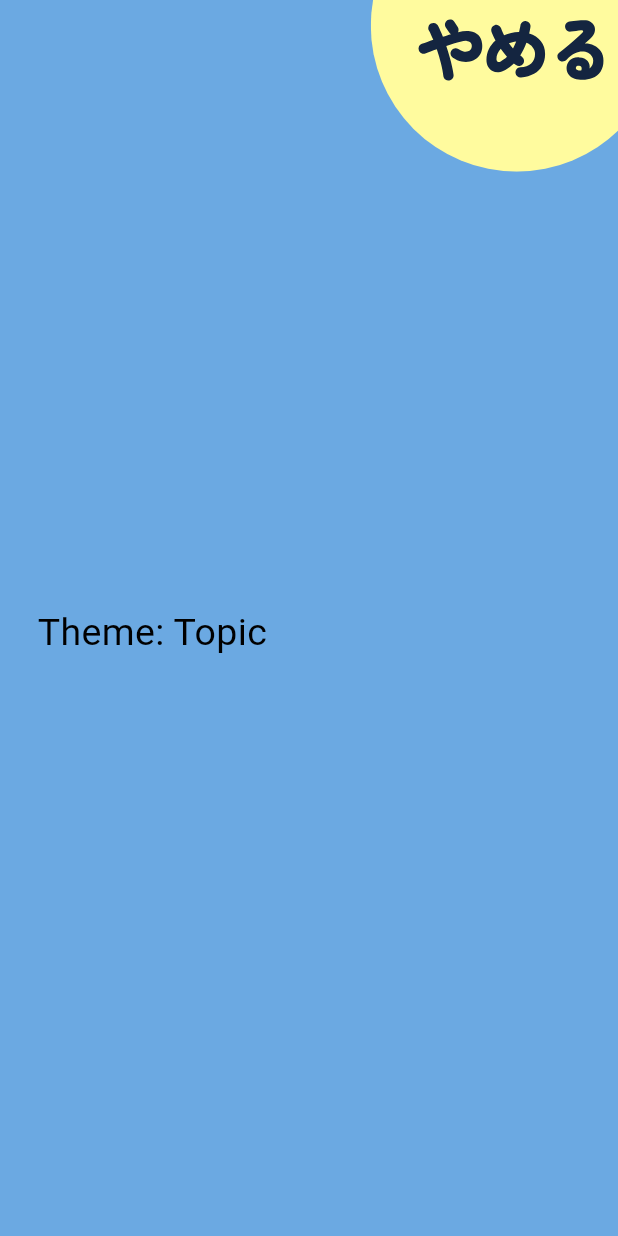
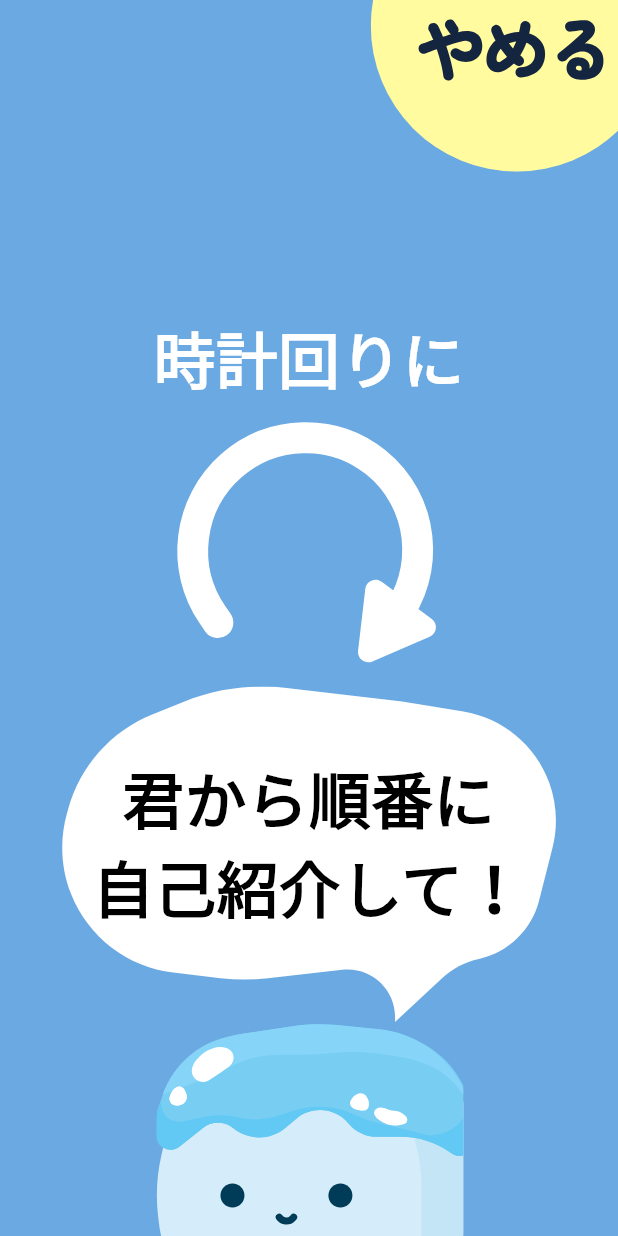
Before and after one commit to Tokeice/app, a Flutter app: the IceBreak screen opened directly, on a phone screen of 412 x 824 dp. Run offline on Flutter 3.47's test engine with Material 3 defaults, Android fonts, the phone set to English and light mode, and no system bars; our stand-ins replace flutter_svg, permission_handler; missing offline and left inert: noise_meter; Roboto replaces fonts that are missing (Zen Maru Gothic).

Commit message:
#10 add: 自己紹介画面のレイアウトの作成

```diff
--- a/lib/ice_break.dart
+++ b/lib/ice_break.dart
@@ -154,33 +154,99 @@ class _IceBreakState extends State<IceBreak> {
     );
   }
 
+  Container selfIntroArrow(double screenWidth) {
+    return Container(
+        // alignment: Alignment.center,
+        child: Column(
+          children: [
+            Text(
+              '時計回りに',
+              style: TextStyle(
+                  fontWeight: FontWeight.bold,
+                  fontSize: screenWidth * 0.1,
+                  color: Colors.white),
+            ),
+            Container(
+              child: SvgPicture.asset(
+                'images/arrow_self_introduction.svg',
+                width: screenWidth * 0.5,
+              ),
+            ),
+          ],
+        ));
+  }
+
+  Container selfIntroCharactor(double screenWidth) {
+    double speechWidth = screenWidth * 0.8;
+    double characterWidth = screenWidth * 0.5;
+    return Container(
+        child: Column(
+          children: [
+            Stack(
+              alignment: Alignment.center,
+              children: [
+                Container(
+                  child: SvgPicture.asset(
+                    'images/speech_bubble_vertical_screen.svg',
+                    width: speechWidth,
+                  ),
+                ),
+                Container(
+                  padding: EdgeInsets.only(bottom: speechWidth * 0.05),
+                  width: speechWidth,
+                  child: Text(
+                    '君から順番に\n自己紹介して！',
+                    textAlign: TextAlign.center,
+                    style: TextStyle(
+                        fontWeight: FontWeight.bold,
+                        fontSize: screenWidth * 0.1,
+                        color: Colors.black),
+                  ),
+                )
+              ],
+            ),
+            Container(
+                  child: SvgPicture.asset(
+                    'images/character_normal_upper_half.svg',
+                    width: characterWidth,
+                  ),
+                ),
+          ],
+        ));
+  }
+
   @override
   Widget build(BuildContext context) {
     double screenWidth = MediaQuery.of(context).size.width;
     return Scaffold(
-      body: Center(
-          child: Stack(
+      body: Stack(
         children: [
           Align(
               alignment: Alignment.topRight,
               child: changeEndBottun(screenWidth)),
-          Column(
-            mainAxisAlignment: MainAxisAlignment.center,
-            children: [
-              Container(
-                margin: EdgeInsets.all(25),
-                child: Column(children: [
-                  Container(
-                    child: Text('Theme: $theme',
-                        style: TextStyle(fontSize: 25, color: Colors.black)),
-                    margin: EdgeInsets.only(top: 20),
-                  ),
-                ]),
+          Container(
+            child: Align(
+              alignment: Alignment.bottomCenter,
+              child: Column(
+                mainAxisAlignment: MainAxisAlignment.end,
+                children: [
+                  // margin: EdgeInsets.all(25),
+                  // child: selfIntro(screenWidth),
+                  // child: Column(children: [
+                  // Container(
+                  //   child: Text('Theme: $theme',
+                  //       style: TextStyle(fontSize: 25, color: Colors.black)),
+                  //   margin: EdgeInsets.only(top: 20),
+                  // ),
+                  // ]),
+                  selfIntroArrow(screenWidth),
+                  selfIntroCharactor(screenWidth),
+                ],
               ),
-            ],
-          ),
+            )
+          )
         ],
-      )),
+      ),
       backgroundColor: changeBackground(),
     );
   }
```
Also changed, not shown: images/arrow_self_introduction.svg (added), images/character_normal_upper_half.svg (added), images/speech_bubble_vertical_screen.svg (added).
